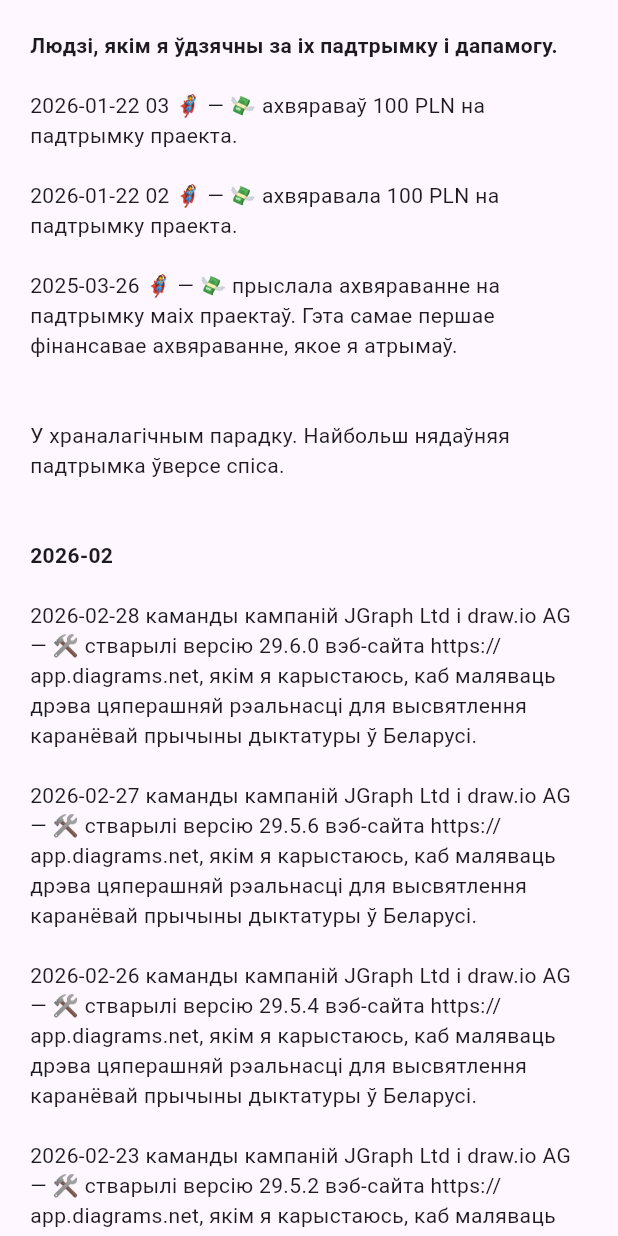
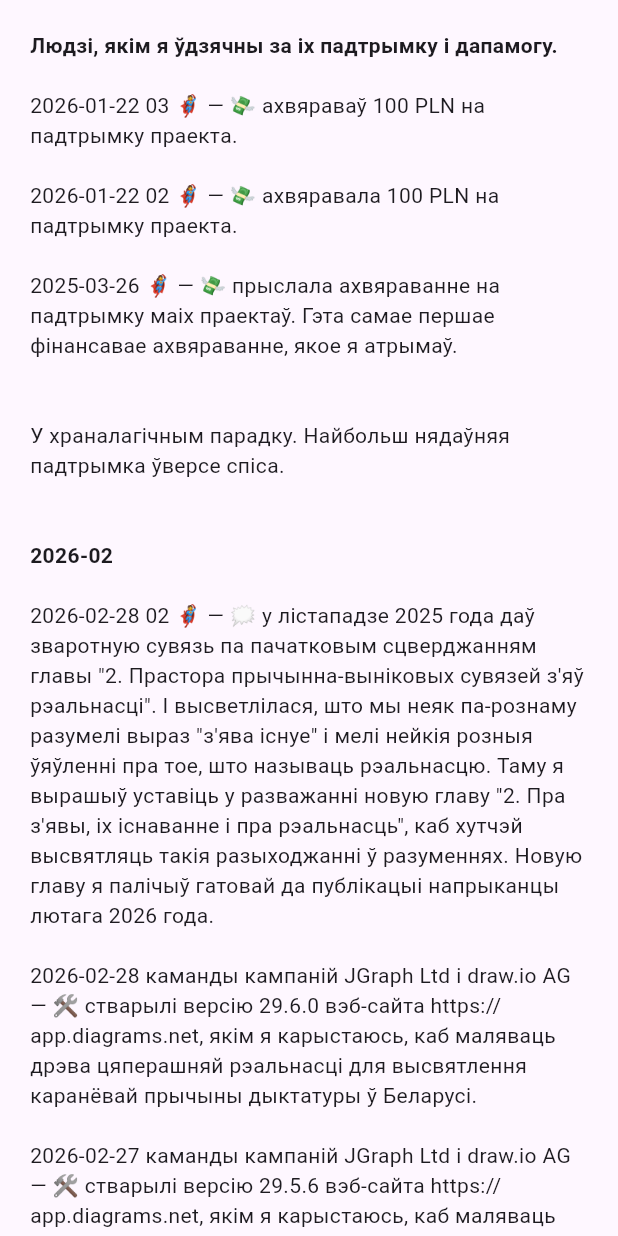
Before and after one commit to mshurkaeu-public/i-care.by, a Flutter app: the MyGratitude widget shown alone on an empty page, opened directly, on a phone screen of 412 x 824 dp. Run offline on Flutter 3.47's test engine with Material 3 defaults, Android fonts, the phone set to English and light mode, and no system bars; our stand-ins replace carousel_slider, expandable_text, google_fonts, package_info_plus, photo_view, web; missing offline and left inert: multi_split_view; generated files the repository leaves out were written again.

Commit message:
Record my gratitude to the person who provided the feedback which caused me to insert the new chapter "2. About phenomena, their existence and about reality"
The approximate date when I started to work on the chapter is 15—17 of
November 2025. I worked on the new chapter more than 3 months. Most
likely I'll amend that chapter even more, but for now it looks to me
quite solid.

```diff
--- a/i-care.by-app/lib/l10n/app_be.arb
+++ b/i-care.by-app/lib/l10n/app_be.arb
@@ -2133,6 +2133,10 @@
   "@aboutMyGratitude_2026_02_28_01": {
     "description": "Text for 2026-02-28 JGraph Ltd and draw.io AG teams on the \"my gratitude\" tab on the \"About\" page."
   },
+  "aboutMyGratitude_2026_02_28_02": "\n2026-02-28 02 🦸 — 🗯️ у лістападзе 2025 года даў зваротную сувязь па пачатковым сцверджанням главы \"2. Прастора прычынна-выніковых сувязей з'яў рэальнасці\". І высветлілася, што мы неяк па-рознаму разумелі выраз \"з'ява існуе\" і мелі нейкія розныя ўяўленні пра тое, што называць рэальнасцю. Таму я вырашыў уставіць у разважанні новую главу \"2. Пра з'явы, іх існаванне і пра рэальнасць\", каб хутчэй высвятляць такія разыходжанні ў разуменнях. Новую главу я палічыў гатовай да публікацыі напрыканцы лютага 2026 года.\n",
+  "@aboutMyGratitude_2026_02_28_02": {
+    "description": "Text for 2026-02-28 02 🦸 on the \"my gratitude\" tab on the \"About\" page."
+  },
   "aboutMyGratitude_2026_02_title": "\n\n2026-02\n",
   "@aboutMyGratitude_2026_02_title": {
     "description": "Title for 2026-02 list/text on the \"my gratitude\" tab on the \"About\" page."
--- a/i-care.by-app/lib/my_gratitude.dart
+++ b/i-care.by-app/lib/my_gratitude.dart
@@ -44,6 +44,9 @@ class MyGratitude extends StatelessWidget {
                 style: titleStyle,
               ),
               TextSpan(
+                text: l10n.aboutMyGratitude_2026_02_28_02,
+              ),
+              TextSpan(
                 text: l10n.aboutMyGratitude_2026_02_28_01,
               ),
               TextSpan(
```
